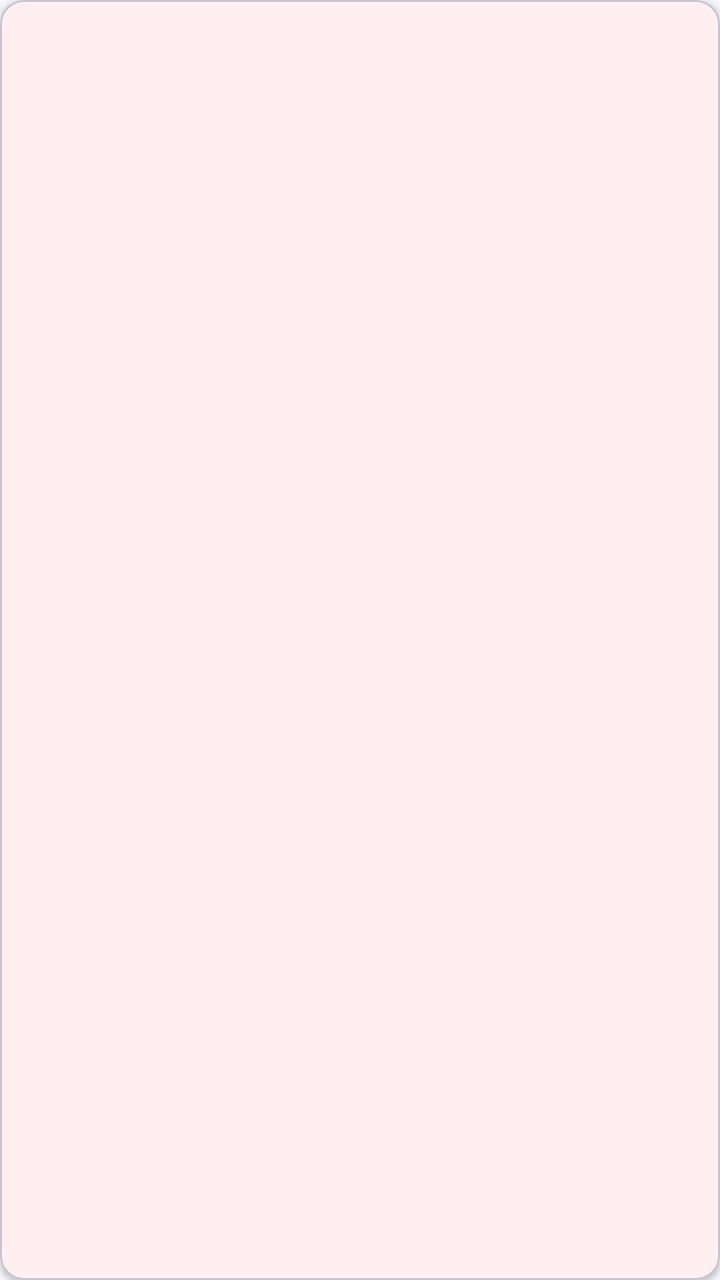
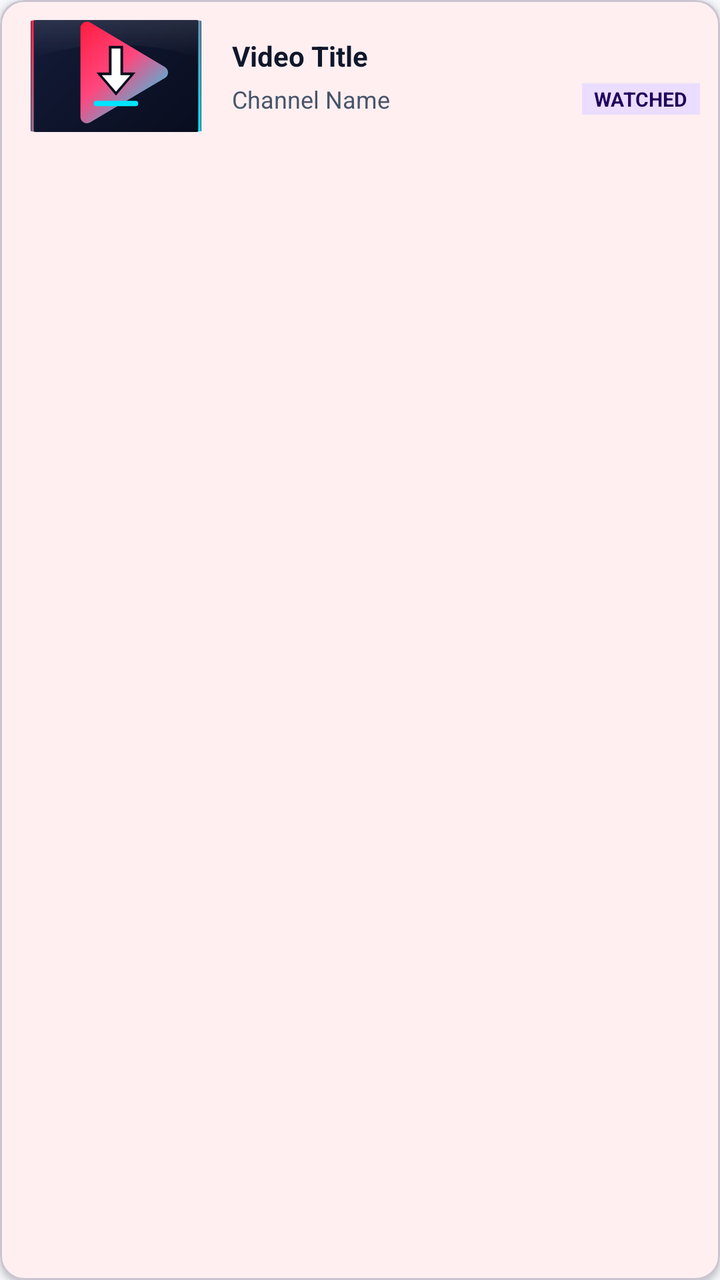

Before-and-after screenshots of an Android layout around one commit, followed by the original layout XML and the change that was made.
<!-- AndroidManifest.xml: application theme Theme.YufiPlay -->
<!-- res/layout/item_history.xml -->
<?xml version="1.0" encoding="utf-8"?>
<com.google.android.material.card.MaterialCardView xmlns:android="http://schemas.android.com/apk/res/android"
    xmlns:app="http://schemas.android.com/apk/res-auto"
    android:layout_width="match_parent"
    android:layout_height="wrap_content"
    android:layout_marginTop="8dp"
    app:cardCornerRadius="12dp"
    app:cardElevation="2dp">

    <LinearLayout
        android:layout_width="match_parent"
        android:layout_height="wrap_content"
        android:gravity="center_vertical"
        android:orientation="horizontal"
        android:padding="10dp">

        <ImageView
            android:id="@+id/ivHistoryThumb"
            android:layout_width="88dp"
            android:layout_height="56dp"
            android:contentDescription="@string/nav_history"
            android:scaleType="centerCrop" />

        <LinearLayout
            android:layout_width="0dp"
            android:layout_height="wrap_content"
            android:layout_marginStart="12dp"
            android:layout_weight="1"
            android:orientation="vertical">

            <TextView
                android:id="@+id/tvHistoryTitle"
                android:layout_width="match_parent"
                android:layout_height="wrap_content"
                android:ellipsize="end"
                android:maxLines="2"
                android:textSize="14sp"
                android:textStyle="bold" />

            <TextView
                android:id="@+id/tvHistoryMeta"
                android:layout_width="match_parent"
                android:layout_height="wrap_content"
                android:layout_marginTop="4dp"
                android:textColor="?attr/colorOnSurfaceVariant"
                android:textSize="12sp" />
        </LinearLayout>
    </LinearLayout>

</com.google.android.material.card.MaterialCardView>
<!-- resources referenced by this layout -->
<resources>
  <string name="nav_history">History</string>
  <style name="Theme.YufiPlay" parent="Theme.Material3.DayNight.NoActionBar">
          <item name="colorPrimary">@color/yufi_crimson</item>
          <item name="colorOnPrimary">#FFFFFF</item>
          <item name="colorSecondary">@color/yufi_cyan</item>
          <item name="colorOnSecondary">@color/yufi_navy</item>
          <item name="android:colorBackground">@color/yufi_light_bg</item>
          <item name="colorSurface">@color/yufi_light_surface</item>
          <item name="colorOnSurface">@color/yufi_text_primary_light</item>
          <item name="colorOnSurfaceVariant">@color/yufi_text_secondary_light</item>
          <item name="android:statusBarColor">@color/yufi_navy</item>
          <item name="android:navigationBarColor">@color/yufi_light_surface</item>
      </style>
  <color name="yufi_crimson">#FF1E42</color>
  <color name="yufi_cyan">#00E5FF</color>
  <color name="yufi_navy">#0B1021</color>
  <color name="yufi_light_bg">#F6F8FC</color>
  <color name="yufi_light_surface">#FFFFFF</color>
  <color name="yufi_text_primary_light">#0F172A</color>
  <color name="yufi_text_secondary_light">#475569</color>
</resources>

<!-- the commit's change to res/layout/item_history.xml (unified diff, before → after) -->
@@ -3,7 +3,8 @@
     xmlns:app="http://schemas.android.com/apk/res-auto"
     android:layout_width="match_parent"
     android:layout_height="wrap_content"
-    android:layout_marginTop="8dp"
+    android:layout_marginHorizontal="12dp"
+    android:layout_marginVertical="5dp"
     app:cardCornerRadius="12dp"
     app:cardElevation="2dp">
 
@@ -14,36 +15,63 @@
         android:orientation="horizontal"
         android:padding="10dp">
 
-        <ImageView
-            android:id="@+id/ivHistoryThumb"
-            android:layout_width="88dp"
+        <com.google.android.material.imageview.ShapeableImageView
+            android:id="@+id/ivThumb"
+            android:layout_width="96dp"
             android:layout_height="56dp"
-            android:contentDescription="@string/nav_history"
-            android:scaleType="centerCrop" />
+            android:scaleType="centerCrop"
+            android:src="@drawable/ic_yufiplay_logo"
+            app:shapeAppearanceOverlay="@style/ShapeAppearance.Material3.Corner.Small" />
 
         <LinearLayout
             android:layout_width="0dp"
             android:layout_height="wrap_content"
-            android:layout_marginStart="12dp"
+            android:layout_marginStart="10dp"
             android:layout_weight="1"
             android:orientation="vertical">
 
             <TextView
-                android:id="@+id/tvHistoryTitle"
+                android:id="@+id/tvTitle"
                 android:layout_width="match_parent"
                 android:layout_height="wrap_content"
                 android:ellipsize="end"
                 android:maxLines="2"
+                android:text="Video Title"
+                android:textColor="?attr/colorOnSurface"
                 android:textSize="14sp"
                 android:textStyle="bold" />
 
-            <TextView
-                android:id="@+id/tvHistoryMeta"
+            <LinearLayout
                 android:layout_width="match_parent"
                 android:layout_height="wrap_content"
                 android:layout_marginTop="4dp"
-                android:textColor="?attr/colorOnSurfaceVariant"
-                android:textSize="12sp" />
+                android:gravity="center_vertical"
+                android:orientation="horizontal">
+
+                <TextView
+                    android:id="@+id/tvChannel"
+                    android:layout_width="0dp"
+                    android:layout_height="wrap_content"
+                    android:layout_weight="1"
+                    android:ellipsize="end"
+                    android:maxLines="1"
+                    android:text="Channel Name"
+                    android:textColor="?attr/colorOnSurfaceVariant"
+                    android:textSize="12sp" />
+
+                <TextView
+                    android:id="@+id/tvBadge"
+                    android:layout_width="wrap_content"
+                    android:layout_height="wrap_content"
+                    android:layout_marginStart="6dp"
+                    android:background="?attr/colorPrimaryContainer"
+                    android:paddingHorizontal="6dp"
+                    android:paddingVertical="1dp"
+                    android:text="WATCHED"
+                    android:textColor="?attr/colorOnPrimaryContainer"
+                    android:textSize="10sp"
+                    android:textStyle="bold" />
+            </LinearLayout>
         </LinearLayout>
     </LinearLayout>
 
<!-- resource entries referenced after the edit -->
@@ -1,6 +1,6 @@
 <!-- resources referenced by this layout -->
 <resources>
-  <string name="nav_history">History</string>
+  <!-- drawable ic_yufiplay_logo: vector/xml drawable (drawable, 3195 chars, omitted) -->
   <style name="Theme.YufiPlay" parent="Theme.Material3.DayNight.NoActionBar">
           <item name="colorPrimary">@color/yufi_crimson</item>
           <item name="colorOnPrimary">#FFFFFF</item>
